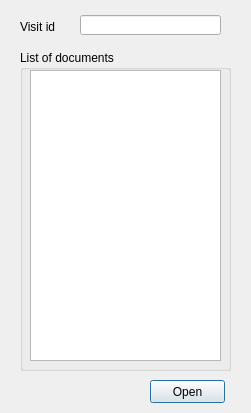
This is core/ui/shared/visit_document.ui in Giswater/giswater_qgis_plugin as Qt 5 draws it before an edit. The edited form follows.
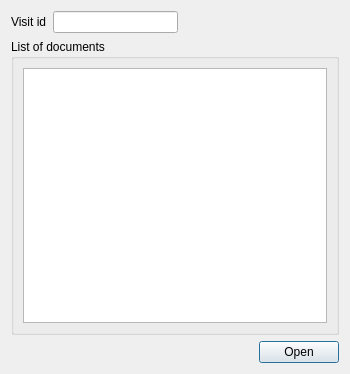
This is the edited form.

Commit message: Set dinamic ui

The edit to the form file:
```diff
--- a/core/ui/shared/visit_document.ui
+++ b/core/ui/shared/visit_document.ui
@@ -6,75 +6,72 @@
    <rect>
     <x>0</x>
     <y>0</y>
-    <width>251</width>
-    <height>413</height>
+    <width>350</width>
+    <height>374</height>
    </rect>
   </property>
   <property name="windowTitle">
    <string>Load documents</string>
   </property>
-  <widget class="QPushButton" name="btn_open">
-   <property name="geometry">
-    <rect>
-     <x>150</x>
-     <y>380</y>
-     <width>75</width>
-     <height>23</height>
-    </rect>
-   </property>
+  <layout class="QGridLayout" name="gridLayout">
+   <item row="0" column="0">
+    <widget class="QLabel" name="lbl_visit_id">
    <property name="text">
-    <string>Open</string>
-   </property>
-  </widget>
+      <string>Visit id</string>
+     </property>
+    </widget>
+   </item>
+   <item row="0" column="1">
+    <widget class="QLineEdit" name="visit_id">
+     <property name="maximumSize">
+      <size>
+       <width>125</width>
+       <height>16777215</height>
+      </size>
+     </property>
+    </widget>
+   </item>
+   <item row="1" column="0" colspan="2">
   <widget class="QGroupBox" name="groupBox_2">
-   <property name="geometry">
-    <rect>
-     <x>20</x>
-     <y>50</y>
-     <width>211</width>
-     <height>321</height>
-    </rect>
-   </property>
    <property name="title">
     <string>List of documents</string>
    </property>
+     <layout class="QGridLayout" name="gridLayout_2">
+      <item row="0" column="0">
    <widget class="QListWidget" name="tbl_list_doc">
-    <property name="geometry">
-     <rect>
-      <x>10</x>
-      <y>20</y>
-      <width>191</width>
-      <height>291</height>
-     </rect>
-    </property>
     <property name="sortingEnabled">
      <bool>true</bool>
     </property>
    </widget>
-  </widget>
-  <widget class="QLineEdit" name="visit_id">
-   <property name="geometry">
-    <rect>
-     <x>80</x>
-     <y>15</y>
-     <width>141</width>
+      </item>
+     </layout>
+    </widget>
+   </item>
+   <item row="2" column="1">
+    <layout class="QHBoxLayout" name="horizontalLayout">
+     <item>
+      <spacer name="horizontalSpacer">
+       <property name="orientation">
+        <enum>Qt::Horizontal</enum>
+       </property>
+       <property name="sizeHint" stdset="0">
+        <size>
+         <width>40</width>
      <height>20</height>
-    </rect>
-   </property>
-  </widget>
-  <widget class="QLabel" name="lbl_visit_id">
-   <property name="geometry">
-    <rect>
-     <x>20</x>
-     <y>20</y>
-     <width>47</width>
-     <height>13</height>
-    </rect>
-   </property>
+        </size>
+       </property>
+      </spacer>
+     </item>
+     <item>
+      <widget class="QPushButton" name="btn_open">
    <property name="text">
-    <string>Visit id</string>
-   </property>
-  </widget>
+        <string>Open</string>
+       </property>
+      </widget>
+     </item>
+    </layout>
+   </item>
+  </layout>
  </widget>
  <resources/>
  <connections/>
```
Lines whose indentation alone changed are shown as unchanged. The commit also changes 2 other files.
